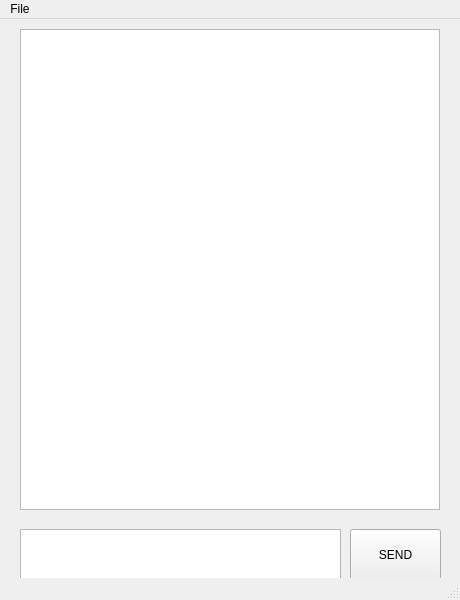
Qt form ui_files/Messenger.ui (ShannonRice156/messenger) before a commit.
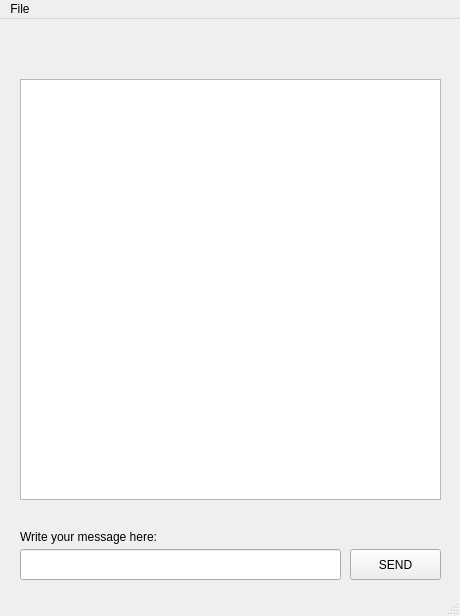
The same form after that commit.

Commit message: [#8] {t:200} [messenger] Linked messenger backend and UI and ensured all code is working as expected

Diff of the .ui file:
```diff
--- a/ui_files/Messenger.ui
+++ b/ui_files/Messenger.ui
@@ -7,52 +7,83 @@
     <x>0</x>
     <y>0</y>
     <width>460</width>
-    <height>600</height>
+    <height>616</height>
    </rect>
   </property>
   <property name="windowTitle">
    <string>MainWindow</string>
   </property>
   <widget class="QWidget" name="centralwidget">
-   <widget class="QTextEdit" name="textEdit">
-    <property name="enabled">
-     <bool>true</bool>
-    </property>
-    <property name="geometry">
-     <rect>
-      <x>20</x>
-      <y>10</y>
-      <width>420</width>
-      <height>481</height>
-     </rect>
-    </property>
-    <property name="readOnly">
-     <bool>true</bool>
-    </property>
-   </widget>
-   <widget class="QTextEdit" name="textEdit_2">
-    <property name="geometry">
-     <rect>
-      <x>20</x>
-      <y>510</y>
-      <width>321</width>
-      <height>51</height>
-     </rect>
-    </property>
-   </widget>
    <widget class="QPushButton" name="pushButton">
     <property name="geometry">
      <rect>
       <x>350</x>
-      <y>510</y>
+      <y>530</y>
       <width>91</width>
-      <height>51</height>
+      <height>31</height>
      </rect>
     </property>
+    <property name="autoFillBackground">
+     <bool>false</bool>
+    </property>
     <property name="text">
      <string>SEND</string>
     </property>
    </widget>
+   <widget class="QLabel" name="label">
+    <property name="geometry">
+     <rect>
+      <x>20</x>
+      <y>510</y>
+      <width>291</width>
+      <height>16</height>
+     </rect>
+    </property>
+    <property name="text">
+     <string>Write your message here:</string>
+    </property>
+   </widget>
+   <widget class="QTextBrowser" name="textEdit">
+    <property name="geometry">
+     <rect>
+      <x>20</x>
+      <y>60</y>
+      <width>421</width>
+      <height>421</height>
+     </rect>
+    </property>
+    <property name="cursor" stdset="0">
+     <cursorShape>ArrowCursor</cursorShape>
+    </property>
+    <property name="autoFillBackground">
+     <bool>false</bool>
+    </property>
+    <property name="inputMethodHints">
+     <set>Qt::ImhNone</set>
+    </property>
+    <property name="readOnly">
+     <bool>true</bool>
+    </property>
+    <property name="textInteractionFlags">
+     <set>Qt::TextSelectableByKeyboard|Qt::TextSelectableByMouse</set>
+    </property>
+   </widget>
+   <widget class="QLineEdit" name="lineEdit">
+    <property name="geometry">
+     <rect>
+      <x>20</x>
+      <y>530</y>
+      <width>321</width>
+      <height>31</height>
+     </rect>
+    </property>
+    <property name="sizePolicy">
+     <sizepolicy hsizetype="Fixed" vsizetype="Fixed">
+      <horstretch>0</horstretch>
+      <verstretch>0</verstretch>
+     </sizepolicy>
+    </property>
+   </widget>
   </widget>
   <widget class="QMenuBar" name="menubar">
    <property name="geometry">
```
The commit also changes 5 other files.
